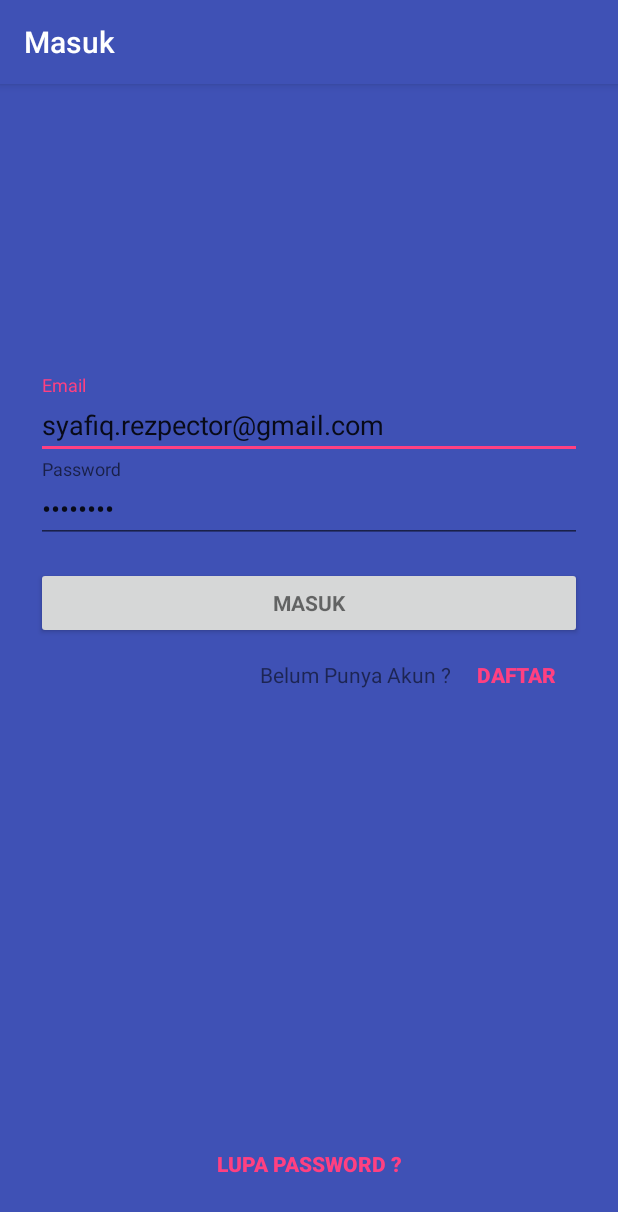
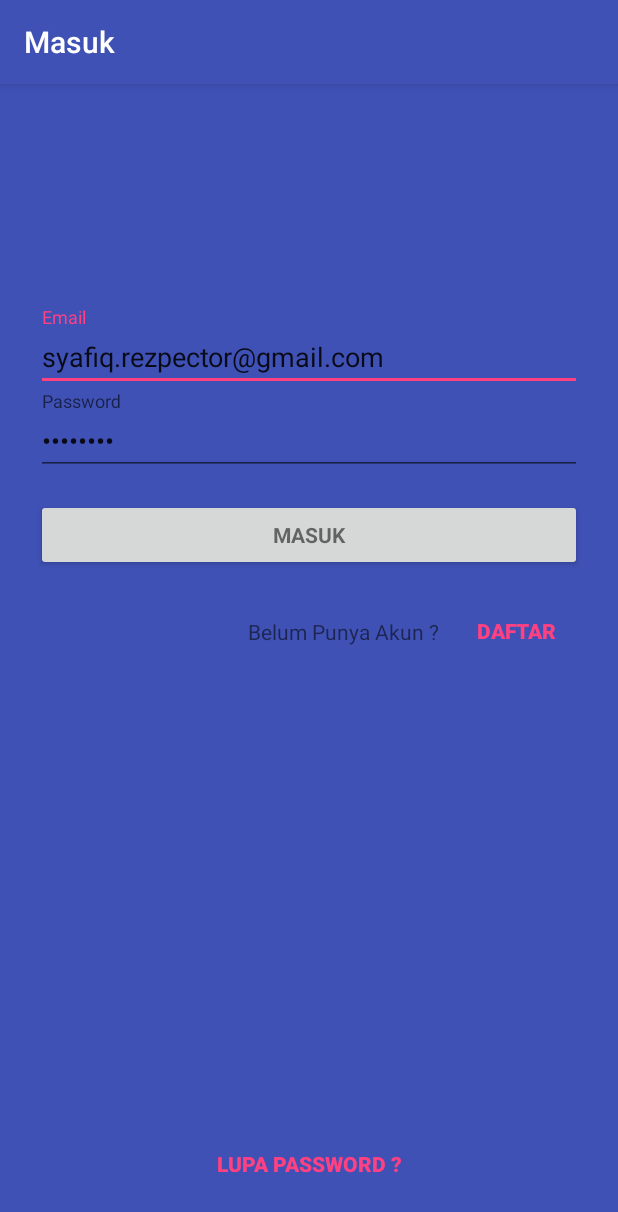
Before and after one commit to Syafiqq/fitness-counter-role-tester, an Android app: the screen it shows after launch (LoginActivity), on a phone screen of 412 x 824 dp. Shown: the top 1212 px of the screen. Run offline under Robolectric (Android 15) with nearby library versions, the phone set to English and light mode, and no system bars; our stand-ins replace Firebase (no records; nobody signed in at launch, a user with empty details on screens opened directly), Timber; libraries missing offline, so code that uses them is left out: com.afollestad.materialdialogs, org.acra, org.acra.annotation; 2 statements that could not run were skipped.

Commit message:
Fixing activity login Remove dependency to linear layout

```diff
--- a/app/src/main/java/com/github/syafiqq/fitnesscounterstudent/controller/auth/LoginActivity.kt
+++ b/app/src/main/java/com/github/syafiqq/fitnesscounterstudent/controller/auth/LoginActivity.kt
@@ -173,7 +173,7 @@ class LoginActivity: AppCompatActivity()
 
             this@LoginActivity.dialog.dismiss()
 
-            Snackbar.make(this.constraintlayout_root, R.string.request_privilege, Snackbar.LENGTH_INDEFINITE)
+            Snackbar.make(this._0, R.string.request_privilege, Snackbar.LENGTH_INDEFINITE)
                     .setAction(R.string.yes) {
                         this@LoginActivity.dialog.show()
                         Auth.grantTo(group, user, DatabaseReference.CompletionListener { error, _ ->
--- a/app/src/main/res/layout/activity_login.xml
+++ b/app/src/main/res/layout/activity_login.xml
@@ -1,39 +1,41 @@
-<android.support.constraint.ConstraintLayout xmlns:android="http://schemas.android.com/apk/res/android"
+<ScrollView xmlns:android="http://schemas.android.com/apk/res/android"
             xmlns:app="http://schemas.android.com/apk/res-auto"
             xmlns:tools="http://schemas.android.com/tools"
-                                             android:id="@+id/constraintlayout_root"
             android:layout_width="match_parent"
             android:layout_height="match_parent"
             android:gravity="center_horizontal"
-                                             android:orientation="vertical"
             android:background="@color/colorPrimary"
+            tools:context="com.github.syafiqq.fitnesscounterstudent.controller.auth.LoginActivity"
+            android:fillViewport="true"
+            android:id="@+id/root">
+
+    <android.support.constraint.ConstraintLayout
+            android:id="@+id/_0"
+            android:layout_width="match_parent"
+            android:layout_height="wrap_content"
             android:paddingBottom="@dimen/activity_vertical_margin"
             android:paddingLeft="@dimen/activity_horizontal_margin"
             android:paddingRight="@dimen/activity_horizontal_margin"
             android:paddingTop="@dimen/activity_vertical_margin"
-                                             tools:context="com.github.syafiqq.fitnesscounterstudent.controller.auth.LoginActivity">
+            tools:layout_editor_absoluteY="81dp">
 
 
-    <LinearLayout
-            android:id="@+id/linearlayout_formcontainer"
-            android:layout_width="match_parent"
+        <android.support.design.widget.TextInputLayout
+                android:layout_width="0dp"
                 android:layout_height="wrap_content"
-            android:orientation="vertical"
+                android:id="@+id/textinputlayout_email"
+                app:layout_constraintVertical_chainStyle="packed"
+                android:layout_marginTop="8dp"
                 app:layout_constraintTop_toTopOf="parent"
                 app:layout_constraintEnd_toEndOf="parent"
                 app:layout_constraintStart_toStartOf="parent"
-            android:layout_marginTop="8dp"
-            android:layout_marginBottom="8dp"
                 android:layout_marginEnd="8dp"
+                android:layout_marginRight="8dp"
                 android:layout_marginStart="8dp"
-            app:layout_constraintBottom_toTopOf="@+id/guideline3"
-            app:layout_constraintHorizontal_bias="1.0"
-            app:layout_constraintVertical_bias="0.544">
-
-        <android.support.design.widget.TextInputLayout
-                android:layout_width="match_parent"
-                android:layout_height="wrap_content"
-                android:id="@+id/textinputlayout_email">
+                android:layout_marginLeft="8dp"
+                app:layout_constraintHorizontal_bias="0.5"
+                app:layout_constraintBottom_toTopOf="@+id/textinputlayout_password"
+                app:layout_constraintVertical_bias="0.3">
 
             <EditText
                     android:id="@+id/edittext_email"
@@ -47,9 +49,15 @@
         </android.support.design.widget.TextInputLayout>
 
         <android.support.design.widget.TextInputLayout
-                android:layout_width="match_parent"
+                android:layout_width="0dp"
                 android:layout_height="wrap_content"
-                android:id="@+id/textinputlayout_password">
+                android:id="@+id/textinputlayout_password"
+                app:layout_constraintVertical_chainStyle="packed"
+                app:layout_constraintTop_toBottomOf="@+id/textinputlayout_email"
+                app:layout_constraintStart_toStartOf="@+id/textinputlayout_email"
+                app:layout_constraintEnd_toEndOf="@+id/textinputlayout_email"
+                app:layout_constraintHorizontal_bias="0.5"
+                app:layout_constraintBottom_toTopOf="@+id/button_sumbit">
 
             <EditText
                     android:id="@+id/edittext_password"
@@ -68,16 +76,17 @@
         <Button
                 android:id="@+id/button_sumbit"
                 style="?android:textAppearanceSmall"
-                android:layout_width="match_parent"
+                android:layout_width="0dp"
                 android:layout_height="wrap_content"
+                android:text="@string/action_sign_in_short"
+                android:textStyle="bold"
+                app:layout_constraintVertical_chainStyle="packed"
                 android:layout_marginTop="16dp"
-                android:text="@string/action_sign_in_short"
-                android:textStyle="bold"/>
-
-        <LinearLayout
-                android:orientation="horizontal"
-                android:layout_width="match_parent"
-                android:layout_height="match_parent">
+                app:layout_constraintTop_toBottomOf="@+id/textinputlayout_password"
+                app:layout_constraintStart_toStartOf="@+id/textinputlayout_password"
+                app:layout_constraintEnd_toEndOf="@+id/textinputlayout_password"
+                app:layout_constraintHorizontal_bias="0.5"
+                app:layout_constraintBottom_toTopOf="@+id/button_register"/>
 
         <TextView
                 android:text="@string/sign_up_question"
@@ -85,7 +94,17 @@
                 android:layout_height="wrap_content"
                 android:layout_weight="1"
                 android:layout_gravity="center_vertical"
-                    android:gravity="end"/>
+                android:gravity="end"
+                android:id="@+id/_1"
+                app:layout_constraintEnd_toStartOf="@+id/button_register"
+                android:layout_marginEnd="8dp"
+                app:layout_constraintTop_toTopOf="@+id/button_register"
+                android:layout_marginTop="8dp"
+                app:layout_constraintBottom_toBottomOf="@+id/button_register"
+                android:layout_marginBottom="8dp"
+                app:layout_constraintStart_toStartOf="@+id/button_sumbit"
+                android:layout_marginStart="8dp"
+                />
 
         <Button
                 android:id="@+id/button_register"
@@ -95,18 +114,13 @@
                 android:layout_height="wrap_content"
                 android:background="?android:attr/selectableItemBackground"
                 android:textColor="@color/colorAccent"
-                    android:layout_gravity="end"/>
-
-        </LinearLayout>
-
-    </LinearLayout>
-
-    <android.support.constraint.Guideline
-            android:layout_width="wrap_content"
-            android:layout_height="wrap_content"
-            android:id="@+id/guideline3"
-            app:layout_constraintGuide_percent="0.75"
-            android:orientation="horizontal"/>
+                android:layout_gravity="end"
+                app:layout_constraintVertical_chainStyle="packed"
+                android:layout_marginTop="16dp"
+                app:layout_constraintTop_toBottomOf="@+id/button_sumbit"
+                app:layout_constraintEnd_toEndOf="@+id/button_sumbit"
+                android:layout_marginBottom="16dp"
+                app:layout_constraintBottom_toTopOf="@+id/button_recover"/>
 
         <Button
                 android:id="@+id/button_recover"
@@ -118,11 +132,16 @@
                 android:textColor="@color/colorAccent"
                 android:layout_gravity="end"
                 android:layout_weight="1"
+                app:layout_constraintBottom_toBottomOf="parent"
+                android:layout_marginBottom="8dp"
                 app:layout_constraintEnd_toEndOf="parent"
                 android:layout_marginEnd="8dp"
+                android:layout_marginRight="8dp"
                 app:layout_constraintStart_toStartOf="parent"
                 android:layout_marginStart="8dp"
-            app:layout_constraintBottom_toBottomOf="parent"
-            android:layout_marginBottom="8dp"/>
+                android:layout_marginLeft="8dp"/>
 
     </android.support.constraint.ConstraintLayout>
+
+
+</ScrollView>
```
Lines whose indentation alone changed are shown as unchanged.
